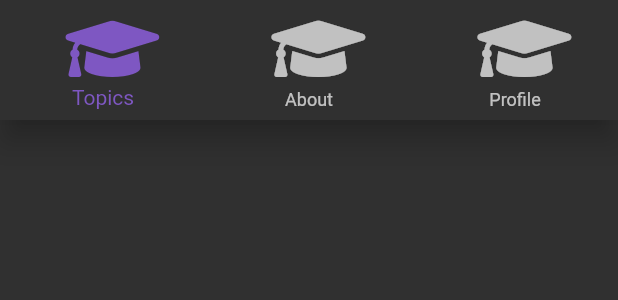
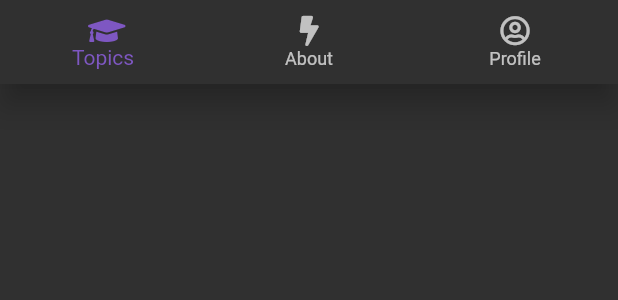
Before and after one commit to ykhade/quizapp, a Flutter app: the AppBottomNav widget shown alone on an empty page, opened directly, on a phone screen of 412 x 824 dp. Shown: the top 300 px of the screen. Run offline on Flutter 3.47's test engine with Material 2 defaults, Android fonts, the phone set to English and light mode, and no system bars; our stand-ins replace cloud_firestore, firebase_analytics, firebase_auth, font_awesome_flutter, google_sign_in; accounts and stored records are empty; network calls fail; Roboto replaces fonts that are missing (Nunito).

Commit message:
User login screens and nav

```diff
--- a/lib/screens/profile.dart
+++ b/lib/screens/profile.dart
@@ -1,19 +1,16 @@
 import 'package:flutter/material.dart';
-import 'package:provider/provider.dart';
 import '../services/services.dart';
-import 'package:firebase_auth/firebase_auth.dart';
 
 class ProfileScreen extends StatelessWidget {
   final AuthService auth = AuthService();
 
   @override
   Widget build(BuildContext context) {
-    var user = Provider.of<FirebaseUser>(context);
 
     return Scaffold(
       appBar: AppBar(
         backgroundColor: Colors.deepOrange,
-        title: Text(user.email),
+        title: Text('profile'),
       ),
       body: Center(
         child: FlatButton(
--- a/lib/services/auth.dart
+++ b/lib/services/auth.dart
@@ -3,7 +3,7 @@ import 'package:google_sign_in/google_sign_in.dart';
 import 'package:cloud_firestore/cloud_firestore.dart';
 import 'dart:async';
 
-class AuthServices {
+class AuthService {
   final FirebaseAuth _auth = FirebaseAuth.instance;
   final Firestore _db = Firestore.instance;
   final GoogleSignIn _googleSignIn = GoogleSignIn();
--- a/lib/shared/bottom_nav.dart
+++ b/lib/shared/bottom_nav.dart
@@ -9,19 +9,19 @@ class AppBottomNav extends StatelessWidget {
         BottomNavigationBarItem(
             icon: Icon(
               FontAwesomeIcons.graduationCap,
-              size: 50,
+              size: 20,
             ),
             title: Text('Topics')),
         BottomNavigationBarItem(
             icon: Icon(
-              FontAwesomeIcons.graduationCap,
-              size: 50,
+              FontAwesomeIcons.bolt,
+              size: 20,
             ),
             title: Text('About')),
         BottomNavigationBarItem(
             icon: Icon(
-              FontAwesomeIcons.graduationCap,
-              size: 50,
+              FontAwesomeIcons.userCircle,
+              size: 20,
             ),
             title: Text('Profile')),
       ].toList(),
```
Also changed, not shown: lib/screens/about.dart (+16 -0 lines), lib/screens/topics.dart (+15 -0 lines), 1 other file.
